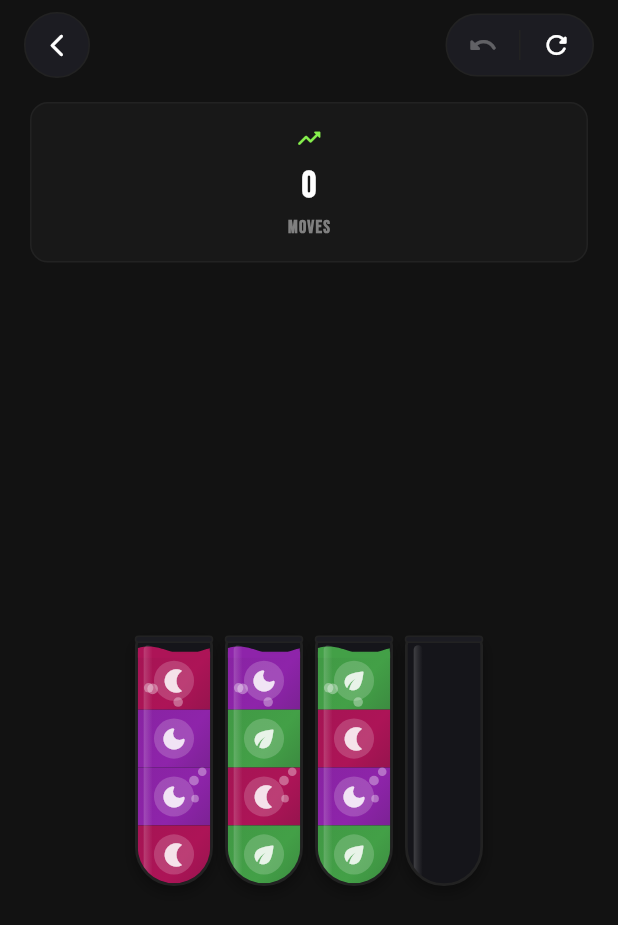
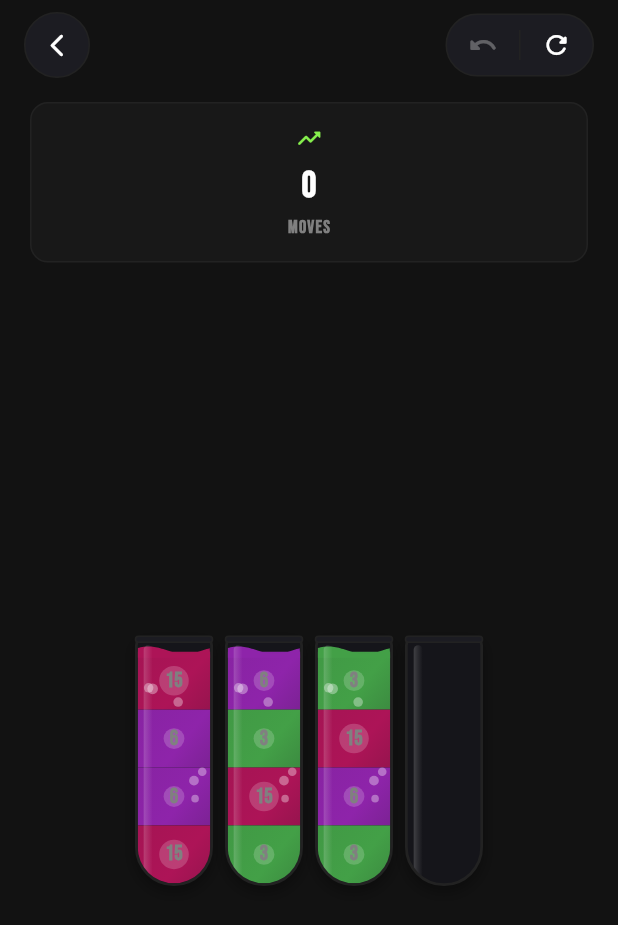
Before and after one commit to whatever-collab/my-water-sort, a Flutter app: the GameView screen opened directly, on a phone screen of 412 x 824 dp. Shown: the top 925 px of the screen. Run offline on Flutter 3.47's test engine with Material 3 defaults, Android fonts, the phone set to English and light mode, and no system bars; our stand-ins replace flutter_riverpod, hive, hive_flutter; accounts and stored records are empty.

Commit message:
Changing icons to numbers in tube_widget.dart

```diff
--- a/lib/ui/core/widgets/tube_widget.dart
+++ b/lib/ui/core/widgets/tube_widget.dart
@@ -47,28 +47,31 @@ class _TubeWidgetState extends State<TubeWidget> with SingleTickerProviderStateM
     super.dispose();
   }
 
-  IconData _getIconForColor(Color color) {
+    Widget _getIconForColor(Color color) {
     final hex = color.toARGB32() & 0xFFFFFF;
     switch (hex) {
-      case 0xE53935: return Icons.favorite_rounded;
-      case 0x1E88E5: return Icons.water_drop_rounded;
-      case 0x43A047: return Icons.eco_rounded;
-      case 0xFDD835: return Icons.wb_sunny_rounded;
-      case 0xFFFF8F00: return Icons.star_rounded;
-      case 0x8E24AA: return Icons.dark_mode_rounded;
-      case 0xEC407A: return Icons.auto_awesome_rounded;
-      case 0x00ACC1: return Icons.ac_unit_rounded;
-      case 0xB39DDB: return Icons.palette_rounded;
-      case 0xFF7043: return Icons.whatshot_rounded;
-      case 0x5C6BC0: return Icons.cloud_rounded;
-      case 0x009688: return Icons.diamond_rounded;
-      case 0x8D6E63: return Icons.cookie_rounded;
-      case 0xB71C1C: return Icons.bolt_rounded;
-      case 0xAD1457: return Icons.nightlight_rounded;
-      case 0x9E9D24: return Icons.grass_rounded;
-      default: return Icons.brightness_1_rounded;
+      case 0xE53935: return const Text('1', style: TextStyle(fontWeight: FontWeight.bold));
+      case 0x1E88E5: return const Text('2', style: TextStyle(fontWeight: FontWeight.bold));
+      case 0x43A047: return const Text('3', style: TextStyle(fontWeight: FontWeight.bold));
+      case 0xFDD835: return const Text('4', style: TextStyle(fontWeight: FontWeight.bold));
+      case 0xFFFF8F00: return const Text('5', style: TextStyle(fontWeight: FontWeight.bold));
+      case 0x8E24AA: return const Text('6', style: TextStyle(fontWeight: FontWeight.bold));
+      case 0xEC407A: return const Text('7', style: TextStyle(fontWeight: FontWeight.bold));
+      case 0x00ACC1: return const Text('8', style: TextStyle(fontWeight: FontWeight.bold));
+      case 0xB39DDB: return const Text('9', style: TextStyle(fontWeight: FontWeight.bold));
+      case 0xFF7043: return const Text('10', style: TextStyle(fontWeight: FontWeight.bold));
+      case 0x5C6BC0: return const Text('11', style: TextStyle(fontWeight: FontWeight.bold));
+      case 0x009688: return const Text('12', style: TextStyle(fontWeight: FontWeight.bold));
+      case 0x8D6E63: return const Text('13', style: TextStyle(fontWeight: FontWeight.bold));
+      case 0xB71C1C: return const Text('14', style: TextStyle(fontWeight: FontWeight.bold));
+      case 0xAD1457: return const Text('15', style: TextStyle(fontWeight: FontWeight.bold));
+      case 0x9E9D24: return const Text('16', style: TextStyle(fontWeight: FontWeight.bold));
+      default: return const Text('?', style: TextStyle(fontWeight: FontWeight.bold));
     }
   }
+
+
+
 
   @override
   Widget build(BuildContext context) {
@@ -257,10 +260,12 @@ class _TubeWidgetState extends State<TubeWidget> with SingleTickerProviderStateM
           color: Colors.white.withOpacity(0.18),
           shape: BoxShape.circle,
         ),
-        child: Icon(
-          _getIconForColor(color),
-          color: Colors.white.withOpacity(0.85),
-          size: widget.width * 0.36,
+         child: Container(
+          constraints: BoxConstraints(maxWidth: widget.width * 0.6, maxHeight: widget.height * 0.15),
+          child: FittedBox(
+            fit: BoxFit.contain,
+            child: _getIconForColor(color),
+          ),
         ),
       ),
     );
```
